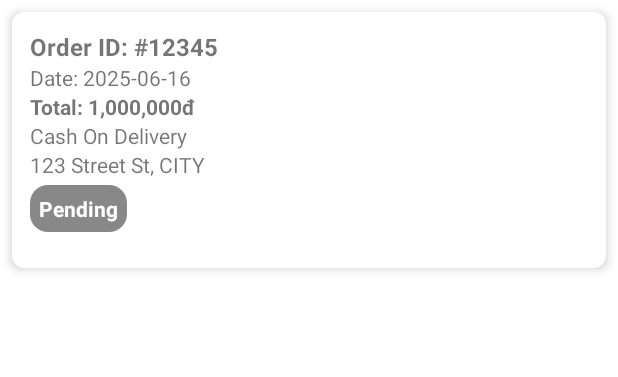
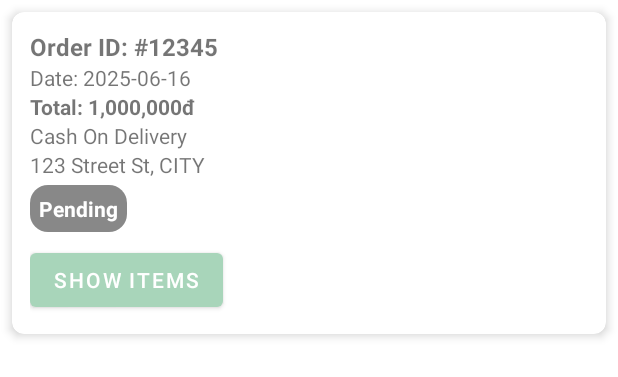
Before and after one commit to QuyTurtle12/Product-Sale-Mobile, an Android app: the layout order_item.xml on its own in the app's theme, with its tools: preview values and no code run, on a phone screen of 412 x 824 dp. Shown: the top 377 px of the screen. Run offline under Robolectric (Android 15) with nearby library versions, the phone set to English and light mode, and no system bars; network calls fail.

Commit message:
Add Show/Hide button for Order

```diff
--- a/app/src/main/res/layout/order_item.xml
+++ b/app/src/main/res/layout/order_item.xml
@@ -79,13 +79,39 @@
 
 
         <!-- Nested product list -->
+<!--        <androidx.recyclerview.widget.RecyclerView-->
+<!--            android:id="@+id/productRecyclerView"-->
+<!--            android:layout_width="match_parent"-->
+<!--            android:layout_height="wrap_content"-->
+<!--            android:nestedScrollingEnabled="false"-->
+<!--            android:layout_marginTop="12dp"-->
+<!--            tools:listitem="@layout/order_detail_item" />-->
+
+        <!-- Toggle Button -->
+        <!-- Initially hidden -->
+        <Button
+            android:id="@+id/btn_toggleItems"
+            android:layout_width="wrap_content"
+            android:layout_height="wrap_content"
+            android:text="Show Items"
+            android:layout_marginTop="8dp" />
+
+        <!-- Container for nested product list -->
+        <LinearLayout
+            android:id="@+id/orderItemsContainer"
+            android:layout_width="match_parent"
+            android:layout_height="wrap_content"
+            android:orientation="vertical"
+            android:visibility="gone"
+            android:layout_marginTop="12dp">
+
         <androidx.recyclerview.widget.RecyclerView
             android:id="@+id/productRecyclerView"
             android:layout_width="match_parent"
             android:layout_height="wrap_content"
             android:nestedScrollingEnabled="false"
-            android:layout_marginTop="12dp"
             tools:listitem="@layout/order_detail_item" />
+    </LinearLayout>
 
 
 
```
Also changed, not shown: app/src/main/java/com/example/product_sale_app/adapter/OrderAdapter.java (+18 -0 lines).
